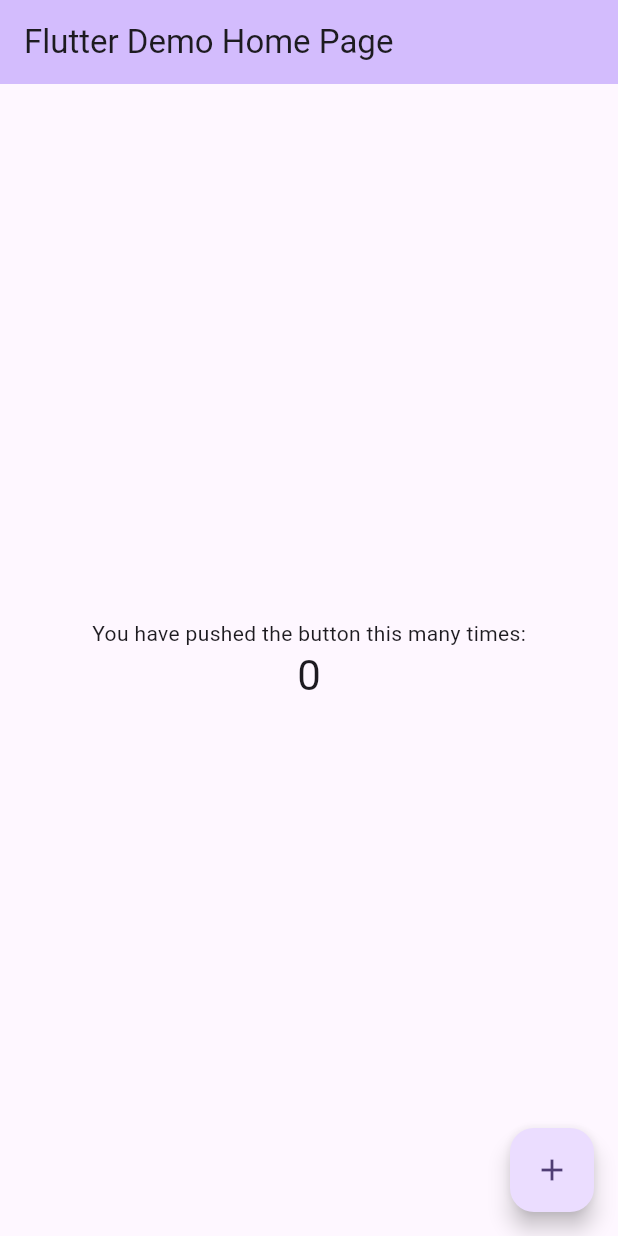
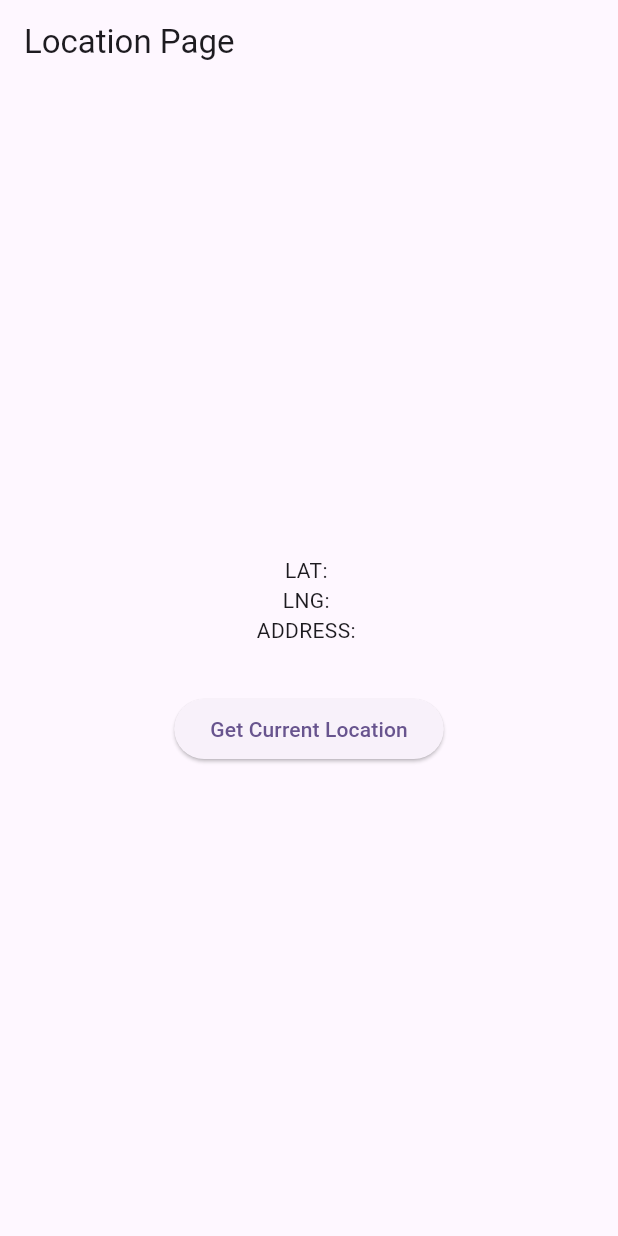
Before and after one commit to Gurpreets11/location_track_flutter, a Flutter app: the screen it shows after launch, on a phone screen of 412 x 824 dp. Run offline on Flutter 3.47's test engine with Material 3 defaults, Android fonts, the phone set to English and light mode, and no system bars; our stand-ins replace geocoding, geolocator.

Commit message:
Get User Location

```diff
--- /dev/null
+++ b/lib/location_page.dart
@@ -0,0 +1,96 @@
+
+import 'package:flutter/material.dart';
+import 'package:geocoding/geocoding.dart';
+import 'package:geolocator/geolocator.dart';
+
+class LocationPage extends StatefulWidget {
+  const LocationPage({Key? key}) : super(key: key);
+
+  @override
+  State<LocationPage> createState() => _LocationPageState();
+}
+
+class _LocationPageState extends State<LocationPage> {
+  String? _currentAddress;
+  Position? _currentPosition;
+
+  Future<bool> _handleLocationPermission() async {
+    bool serviceEnabled;
+    LocationPermission permission;
+
+    serviceEnabled = await Geolocator.isLocationServiceEnabled();
+    if (!serviceEnabled) {
+      ScaffoldMessenger.of(context).showSnackBar(const SnackBar(
+          content: Text(
+              'Location services are disabled. Please enable the services')));
+      return false;
+    }
+    permission = await Geolocator.checkPermission();
+    if (permission == LocationPermission.denied) {
+      permission = await Geolocator.requestPermission();
+      if (permission == LocationPermission.denied) {
+        ScaffoldMessenger.of(context).showSnackBar(
+            const SnackBar(content: Text('Location permissions are denied')));
+        return false;
+      }
+    }
+    if (permission == LocationPermission.deniedForever) {
+      ScaffoldMessenger.of(context).showSnackBar(const SnackBar(
+          content: Text(
+              'Location permissions are permanently denied, we cannot request permissions.')));
+      return false;
+    }
+    return true;
+  }
+
+  Future<void> _getCurrentPosition() async {
+    final hasPermission = await _handleLocationPermission();
+
+    if (!hasPermission) return;
+    await Geolocator.getCurrentPosition(desiredAccuracy: LocationAccuracy.high)
+        .then((Position position) {
+      setState(() => _currentPosition = position);
+      _getAddressFromLatLng(_currentPosition!);
+    }).catchError((e) {
+      debugPrint(e);
+    });
+  }
+
+  Future<void> _getAddressFromLatLng(Position position) async {
+    await placemarkFromCoordinates(
+        _currentPosition!.latitude, _currentPosition!.longitude)
+        .then((List<Placemark> placemarks) {
+      Placemark place = placemarks[0];
+      setState(() {
+        _currentAddress =
+        '${place.street}, ${place.subLocality}, ${place.subAdministrativeArea}, ${place.postalCode}';
+      });
+    }).catchError((e) {
+      debugPrint(e);
+    });
+  }
+
+  @override
+  Widget build(BuildContext context) {
+    return Scaffold(
+      appBar: AppBar(title: const Text("Location Page")),
+      body: SafeArea(
+        child: Center(
+          child: Column(
+            mainAxisAlignment: MainAxisAlignment.center,
+            children: [
+              Text('LAT: ${_currentPosition?.latitude ?? ""}'),
+              Text('LNG: ${_currentPosition?.longitude ?? ""}'),
+              Text('ADDRESS: ${_currentAddress ?? ""}'),
+              const SizedBox(height: 32),
+              ElevatedButton(
+                onPressed: _getCurrentPosition,
+                child: const Text("Get Current Location"),
+              )
+            ],
+          ),
+        ),
+      ),
+    );
+  }
+}
--- a/lib/main.dart
+++ b/lib/main.dart
@@ -1,4 +1,6 @@
 import 'package:flutter/material.dart';
+
+import 'location_page.dart';
 
 void main() {
   runApp(const MyApp());
@@ -6,120 +8,16 @@
 
 class MyApp extends StatelessWidget {
   const MyApp({super.key});
-
-  // This widget is the root of your application.
   @override
   Widget build(BuildContext context) {
     return MaterialApp(
       title: 'Flutter Demo',
       theme: ThemeData(
-        // This is the theme of your application.
-        //
-        // TRY THIS: Try running your application with "flutter run". You'll see
-        // the application has a purple toolbar. Then, without quitting the app,
-        // try changing the seedColor in the colorScheme below to Colors.green
-        // and then invoke "hot reload" (save your changes or press the "hot
-        // reload" button in a Flutter-supported IDE, or press "r" if you used
-        // the command line to start the app).
-        //
-        // Notice that the counter didn't reset back to zero; the application
-        // state is not lost during the reload. To reset the state, use hot
-        // restart instead.
-        //
-        // This works for code too, not just values: Most code changes can be
-        // tested with just a hot reload.
         colorScheme: ColorScheme.fromSeed(seedColor: Colors.deepPurple),
         useMaterial3: true,
       ),
-      home: const MyHomePage(title: 'Flutter Demo Home Page'),
+      debugShowCheckedModeBanner: false,
+      home: LocationPage(),
     );
   }
 }
-
-class MyHomePage extends StatefulWidget {
-  const MyHomePage({super.key, required this.title});
-
-  // This widget is the home page of your application. It is stateful, meaning
-  // that it has a State object (defined below) that contains fields that affect
-  // how it looks.
-
-  // This class is the configuration for the state. It holds the values (in this
-  // case the title) provided by the parent (in this case the App widget) and
-  // used by the build method of the State. Fields in a Widget subclass are
-  // always marked "final".
-
-  final String title;
-
-  @override
-  State<MyHomePage> createState() => _MyHomePageState();
-}
-
-class _MyHomePageState extends State<MyHomePage> {
-  int _counter = 0;
-
-  void _incrementCounter() {
-    setState(() {
-      // This call to setState tells the Flutter framework that something has
-      // changed in this State, which causes it to rerun the build method below
-      // so that the display can reflect the updated values. If we changed
-      // _counter without calling setState(), then the build method would not be
-      // called again, and so nothing would appear to happen.
-      _counter++;
-    });
-  }
-
-  @override
-  Widget build(BuildContext context) {
-    // This method is rerun every time setState is called, for instance as done
-    // by the _incrementCounter method above.
-    //
-    // The Flutter framework has been optimized to make rerunning build methods
-    // fast, so that you can just rebuild anything that needs updating rather
-    // than having to individually change instances of widgets.
-    return Scaffold(
-      appBar: AppBar(
-        // TRY THIS: Try changing the color here to a specific color (to
-        // Colors.amber, perhaps?) and trigger a hot reload to see the AppBar
-        // change color while the other colors stay the same.
-        backgroundColor: Theme.of(context).colorScheme.inversePrimary,
-        // Here we take the value from the MyHomePage object that was created by
-        // the App.build method, and use it to set our appbar title.
-        title: Text(widget.title),
-      ),
-      body: Center(
-        // Center is a layout widget. It takes a single child and positions it
-        // in the middle of the parent.
-        child: Column(
-          // Column is also a layout widget. It takes a list of children and
-          // arranges them vertically. By default, it sizes itself to fit its
-          // children horizontally, and tries to be as tall as its parent.
-          //
-          // Column has various properties to control how it sizes itself and
-          // how it positions its children. Here we use mainAxisAlignment to
-          // center the children vertically; the main axis here is the vertical
-          // axis because Columns are vertical (the cross axis would be
-          // horizontal).
-          //
-          // TRY THIS: Invoke "debug painting" (choose the "Toggle Debug Paint"
-          // action in the IDE, or press "p" in the console), to see the
-          // wireframe for each widget.
-          mainAxisAlignment: MainAxisAlignment.center,
-          children: <Widget>[
-            const Text(
-              'You have pushed the button this many times:',
-            ),
-            Text(
-              '$_counter',
-              style: Theme.of(context).textTheme.headlineMedium,
-            ),
-          ],
-        ),
-      ),
-      floatingActionButton: FloatingActionButton(
-        onPressed: _incrementCounter,
-        tooltip: 'Increment',
-        child: const Icon(Icons.add),
-      ), // This trailing comma makes auto-formatting nicer for build methods.
-    );
-  }
-}
--- a/pubspec.yaml
+++ b/pubspec.yaml
@@ -35,6 +35,9 @@
   # The following adds the Cupertino Icons font to your application.
   # Use with the CupertinoIcons class for iOS style icons.
   cupertino_icons: ^1.0.6
+  geolocator: ^8.2.0
+  geocoding: ^2.0.4
+
 
 dev_dependencies:
   flutter_test:
```
Also changed, not shown: pubspec.lock, 1 other file.
